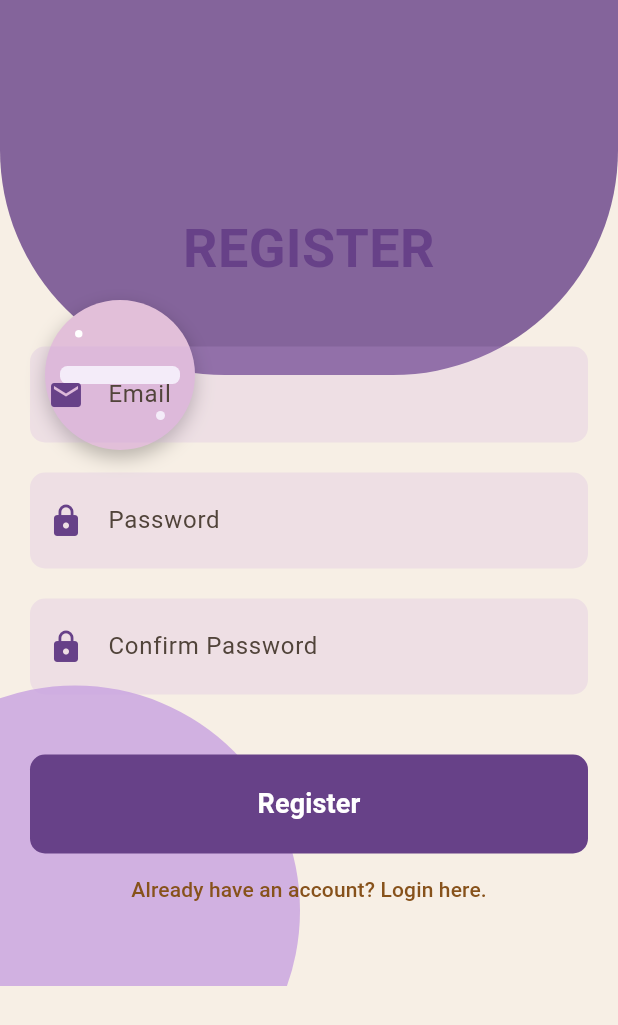
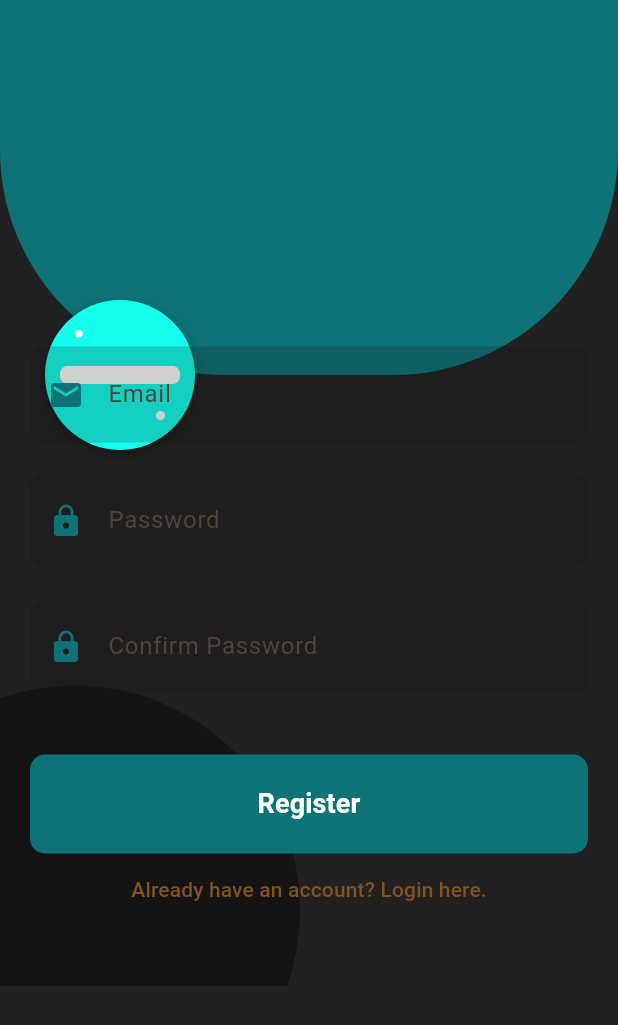
Before and after one commit to Juggernaut1709/Cricket_test, a Flutter app: the screen it shows after launch, after a tap on "Don't have an account? Register here", on a phone screen of 412 x 824 dp. Shown: the top 1025 px of the screen. Run offline on Flutter 3.47's test engine with Material 3 defaults, Android fonts, the phone set to English and light mode, and no system bars; our stand-ins replace cloud_firestore, firebase_auth, firebase_core, flutter_slidable; accounts and stored records are empty; network calls fail.

Commit message:
Color_change

```diff
--- a/cricket1/lib/pages/login_view.dart
+++ b/cricket1/lib/pages/login_view.dart
@@ -37,7 +37,8 @@ class _LoginViewState extends State<LoginView> {
           if (snapshot.connectionState == ConnectionState.done) {
             final user = FirebaseAuth.instance.currentUser;
             return Scaffold(
-              backgroundColor: const Color(0xffE2BFD9), // Light Purple
+              backgroundColor:
+                  const Color.fromRGBO(50, 50, 50, 1.0), // Medium Grey
               body: Stack(
                 children: [
                   // Top circle design
@@ -48,7 +49,7 @@ class _LoginViewState extends State<LoginView> {
                       width: 200,
                       height: 200,
                       decoration: BoxDecoration(
-                        color: const Color(0xff674188), // Dark Purple
+                        color: const Color.fromRGBO(13, 115, 119, 1.0), // Teal
                         shape: BoxShape.circle,
                       ),
                     ),
@@ -61,7 +62,7 @@ class _LoginViewState extends State<LoginView> {
                       width: 250,
                       height: 250,
                       decoration: BoxDecoration(
-                        color: const Color(0xffC8A1E0), // Light Lavender
+                        color: const Color.fromRGBO(20, 255, 236, 1.0), // Cyan
                         shape: BoxShape.circle,
                       ),
                     ),
@@ -74,8 +75,9 @@ class _LoginViewState extends State<LoginView> {
                     child: Container(
                       height: 400,
                       decoration: BoxDecoration(
-                        color: const Color(0xffF7EFE5), // Light Cream
-                        borderRadius: BorderRadius.only(
+                        color:
+                            const Color.fromRGBO(33, 33, 33, 1.0), // Dark Grey
+                        borderRadius: const BorderRadius.only(
                           topLeft: Radius.circular(100),
                           topRight: Radius.circular(100),
                         ),
@@ -97,7 +99,7 @@ class _LoginViewState extends State<LoginView> {
                                   context); // Navigate back to HomePage
                             },
                             backgroundColor:
-                                const Color(0xff674188), // Dark Purple
+                                const Color.fromRGBO(13, 115, 119, 1.0), // Teal
                             foregroundColor: Colors.white,
                             icon: Icons.arrow_back,
                             label: 'Previous',
@@ -115,58 +117,59 @@ class _LoginViewState extends State<LoginView> {
                           mainAxisAlignment: MainAxisAlignment.center,
                           crossAxisAlignment: CrossAxisAlignment.stretch,
                           children: [
-                            SizedBox(height: 120),
+                            const SizedBox(height: 120),
                             Text(
                               'LOGIN',
                               textAlign: TextAlign.center,
                               style: TextStyle(
-                                color: const Color(0xff674188), // Dark Purple
+                                color: const Color.fromRGBO(
+                                    13, 115, 119, 1.0), // Teal
                                 fontSize: 36,
                                 fontWeight: FontWeight.bold,
                               ),
                             ),
-                            SizedBox(height: 40),
+                            const SizedBox(height: 40),
                             TextField(
                               controller: emailController,
                               decoration: InputDecoration(
                                 hintText: 'Email',
                                 filled: true,
-                                fillColor:
-                                    const Color(0xffF7EFE5), // Light Cream
+                                fillColor: Color.fromARGB(
+                                    255, 255, 254, 254), // Dark Grey
                                 prefixIcon: Icon(Icons.email,
-                                    color:
-                                        const Color(0xff674188)), // Dark Purple
+                                    color: const Color.fromRGBO(
+                                        13, 115, 119, 1.0)), // Teal
                                 border: OutlineInputBorder(
                                   borderRadius: BorderRadius.circular(10),
                                   borderSide: BorderSide.none,
                                 ),
-                                contentPadding: EdgeInsets.symmetric(
+                                contentPadding: const EdgeInsets.symmetric(
                                     vertical: 20, horizontal: 20),
                               ),
                               keyboardType: TextInputType.emailAddress,
                             ),
-                            SizedBox(height: 20),
+                            const SizedBox(height: 20),
                             TextField(
                               controller: passwordController,
                               decoration: InputDecoration(
                                 hintText: 'Password',
                                 filled: true,
-                                fillColor:
-                                    const Color(0xffF7EFE5), // Light Cream
+                                fillColor: Color.fromARGB(
+                                    255, 242, 240, 240), // Dark Grey
                                 prefixIcon: Icon(Icons.lock,
-                                    color:
-                                        const Color(0xff674188)), // Dark Purple
+                                    color: const Color.fromRGBO(
+                                        13, 115, 119, 1.0)), // Teal
                                 border: OutlineInputBorder(
                                   borderRadius: BorderRadius.circular(10),
                                   borderSide: BorderSide.none,
                                 ),
-                                contentPadding: EdgeInsets.symmetric(
+                                contentPadding: const EdgeInsets.symmetric(
                                     vertical: 20, horizontal: 20),
                               ),
                               obscureText: true,
                               autocorrect: false,
                             ),
-                            SizedBox(height: 40),
+                            const SizedBox(height: 40),
                             TextButton(
                               onPressed: () async {
                                 final email = emailController.text;
@@ -213,9 +216,10 @@ class _LoginViewState extends State<LoginView> {
                                 }
                               },
                               style: TextButton.styleFrom(
-                                backgroundColor:
-                                    const Color(0xffC8A1E0), // Light Lavender
-                                padding: EdgeInsets.symmetric(vertical: 20),
+                                backgroundColor: const Color.fromRGBO(
+                                    13, 115, 119, 1.0), // Teal
+                                padding:
+                                    const EdgeInsets.symmetric(vertical: 20),
                                 shape: RoundedRectangleBorder(
                                   borderRadius: BorderRadius.circular(10),
                                 ),
@@ -249,13 +253,13 @@ class _LoginViewState extends State<LoginView> {
               ),
             );
           } else if (snapshot.hasError) {
-            return Scaffold(
+            return const Scaffold(
               body: Center(
                 child: Text("Error initializing Firebase"),
               ),
             );
           } else {
-            return Scaffold(
+            return const Scaffold(
               body: Center(
                 child: CircularProgressIndicator(),
               ),
--- a/cricket1/lib/pages/register_view.dart
+++ b/cricket1/lib/pages/register_view.dart
@@ -40,7 +40,7 @@ class _RegisterViewState extends State<RegisterView> {
           // Firebase is initialized, show the registration form
           return Scaffold(
             backgroundColor:
-                Color(0xFFF7EFE5), // Light Cream for the overall background
+                Color(0xFF212121), // Dark Gray for the overall background
             body: Stack(
               children: [
                 // Top curved background design
@@ -51,7 +51,7 @@ class _RegisterViewState extends State<RegisterView> {
                   child: Container(
                     height: 300,
                     decoration: BoxDecoration(
-                      color: Color(0xFF674188).withOpacity(0.8), // Deep Purple
+                      color: Color(0xFF0D7377), // Teal
                       borderRadius: BorderRadius.only(
                         bottomLeft: Radius.circular(150),
                         bottomRight: Radius.circular(150),
@@ -67,8 +67,7 @@ class _RegisterViewState extends State<RegisterView> {
                     width: 300,
                     height: 300,
                     decoration: BoxDecoration(
-                      color:
-                          Color(0xFFC8A1E0).withOpacity(0.8), // Light Lavender
+                      color: Color(0xFF141414), // Very Dark Gray
                       shape: BoxShape.circle,
                     ),
                   ),
@@ -81,7 +80,7 @@ class _RegisterViewState extends State<RegisterView> {
                     width: 100,
                     height: 100,
                     decoration: BoxDecoration(
-                      color: Color(0xFFE2BFD9), // Light Pink for the ball
+                      color: Color(0xFF14FFEC), // Aqua for the ball
                       shape: BoxShape.circle,
                       boxShadow: [
                         BoxShadow(
@@ -170,7 +169,7 @@ class _RegisterViewState extends State<RegisterView> {
                             'REGISTER',
                             textAlign: TextAlign.center,
                             style: TextStyle(
-                              color: Color(0xFF674188), // Deep Purple
+                              color: Color(0xFF0D7377), // Teal
                               fontSize: 36,
                               fontWeight: FontWeight.bold,
                             ),
@@ -181,10 +180,10 @@ class _RegisterViewState extends State<RegisterView> {
                             decoration: InputDecoration(
                               hintText: 'Email',
                               filled: true,
-                              fillColor: Color(0xFFC8A1E0)
-                                  .withOpacity(0.2), // Light Lavender
+                              fillColor: Color(0xFF141414)
+                                  .withOpacity(0.2), // Very Dark Gray
                               prefixIcon:
-                                  Icon(Icons.email, color: Color(0xFF674188)),
+                                  Icon(Icons.email, color: Color(0xFF0D7377)),
                               border: OutlineInputBorder(
                                 borderRadius: BorderRadius.circular(10),
                                 borderSide: BorderSide.none,
@@ -200,10 +199,10 @@ class _RegisterViewState extends State<RegisterView> {
                             decoration: InputDecoration(
                               hintText: 'Password',
                               filled: true,
-                              fillColor: Color(0xFFC8A1E0)
-                                  .withOpacity(0.2), // Light Lavender
+                              fillColor: Color(0xFF141414)
+                                  .withOpacity(0.2), // Very Dark Gray
                               prefixIcon:
-                                  Icon(Icons.lock, color: Color(0xFF674188)),
+                                  Icon(Icons.lock, color: Color(0xFF0D7377)),
                               border: OutlineInputBorder(
                                 borderRadius: BorderRadius.circular(10),
                                 borderSide: BorderSide.none,
@@ -221,10 +220,10 @@ class _RegisterViewState extends State<RegisterView> {
                             decoration: InputDecoration(
                               hintText: 'Confirm Password',
                               filled: true,
-                              fillColor: Color(0xFFC8A1E0)
-                                  .withOpacity(0.2), // Light Lavender
+                              fillColor: Color(0xFF141414)
+                                  .withOpacity(0.2), // Very Dark Gray
                               prefixIcon:
-                                  Icon(Icons.lock, color: Color(0xFF674188)),
+                                  Icon(Icons.lock, color: Color(0xFF0D7377)),
                               border: OutlineInputBorder(
                                 borderRadius: BorderRadius.circular(10),
                                 borderSide: BorderSide.none,
@@ -309,7 +308,7 @@ class _RegisterViewState extends State<RegisterView> {
                               }
                             },
                             style: TextButton.styleFrom(
-                              backgroundColor: Color(0xFF674188), // Deep Purple
+                              backgroundColor: Color(0xFF0D7377), // Teal
                               padding: EdgeInsets.symmetric(vertical: 20),
                               shape: RoundedRectangleBorder(
                                 borderRadius: BorderRadius.circular(10),
@@ -326,7 +325,7 @@ class _RegisterViewState extends State<RegisterView> {
                           ),
                           TextButton(
                             onPressed: () {
-                              // Navigate to RegisterView
+                              // Navigate to LoginView
                               Navigator.pushNamed(context, '/login');
                             },
                             child: const Text(
```
Also changed, not shown: cricket1/lib/pages/loggedin/l_homepage.dart (+32 -19 lines).
